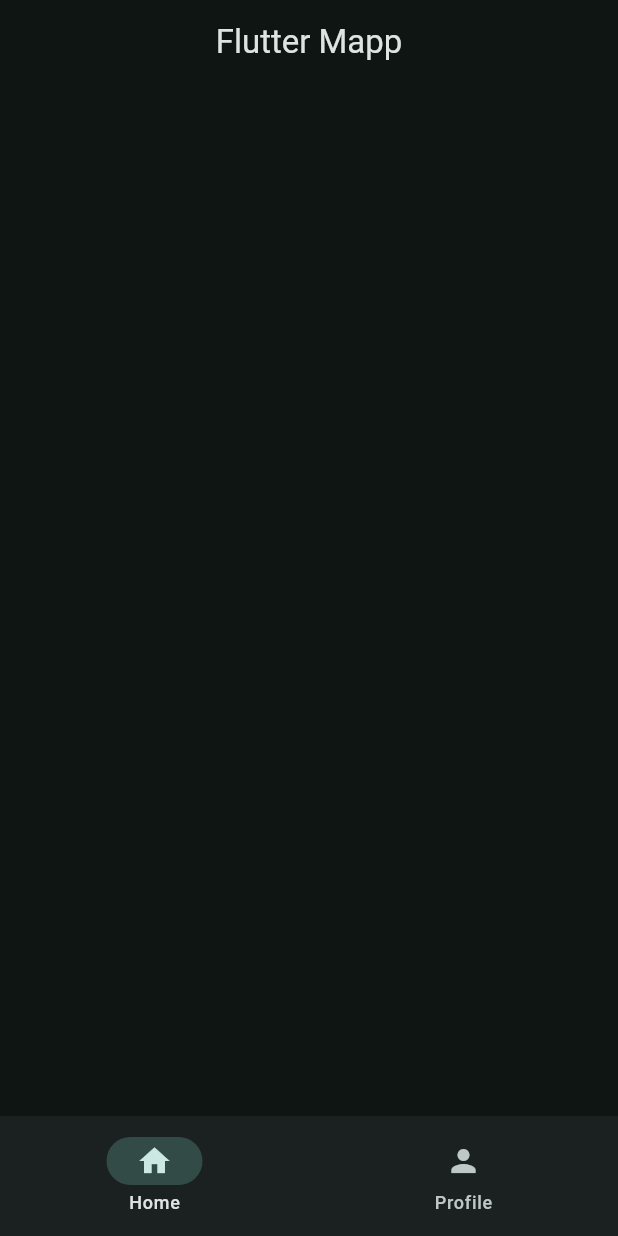
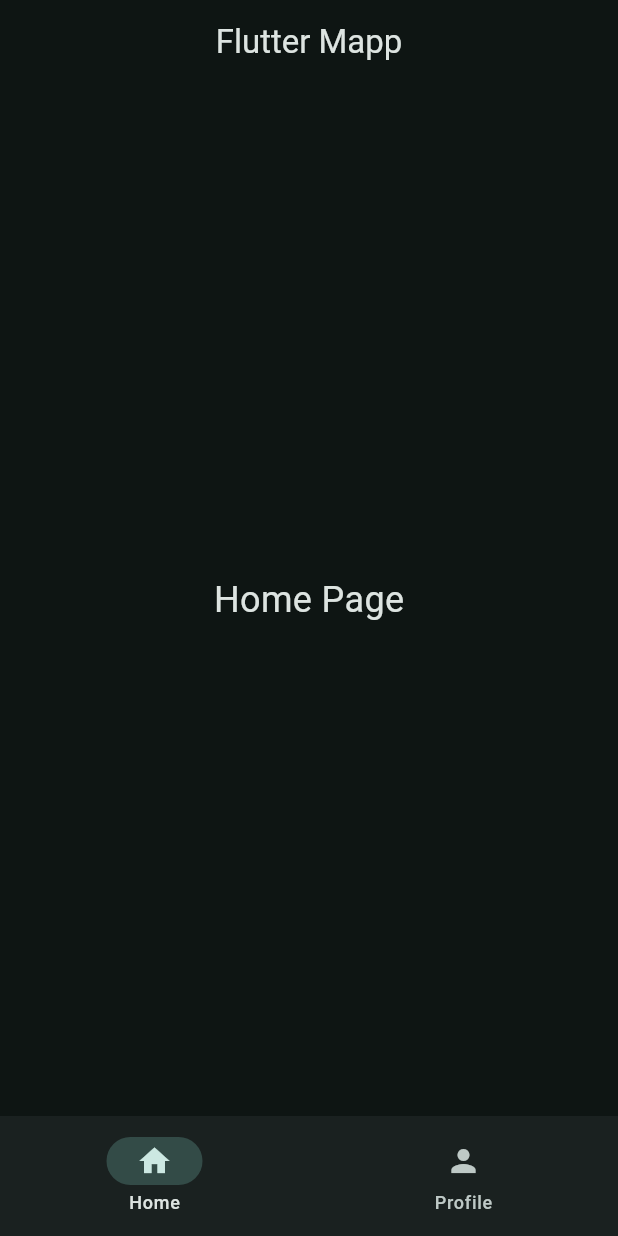
Before and after one commit to omerhabib62/flutter-learning, a Flutter app: the screen it shows after launch, on a phone screen of 412 x 824 dp. Run offline on Flutter 3.47's test engine with Material 3 defaults, Android fonts, the phone set to English and light mode, and no system bars.

Commit message:
Update MyHomePage to display content based on selected index in bottom navigation -

```diff
--- a/lib/main.dart
+++ b/lib/main.dart
@@ -35,6 +35,12 @@ class _MyHomePageState extends State<MyHomePage> {
   Widget build(BuildContext context) {
     return Scaffold(
       appBar: AppBar(title: Text('Flutter Mapp'), centerTitle: true),
+      body:
+          currentIndex == 0
+              ? Center(child: Text('Home Page', style: TextStyle(fontSize: 24)))
+              : Center(
+                child: Text('Profile Page', style: TextStyle(fontSize: 24)),
+              ),
       bottomNavigationBar: NavigationBar(
         destinations: [
           NavigationDestination(icon: Icon(Icons.home), label: 'Home'),
```
